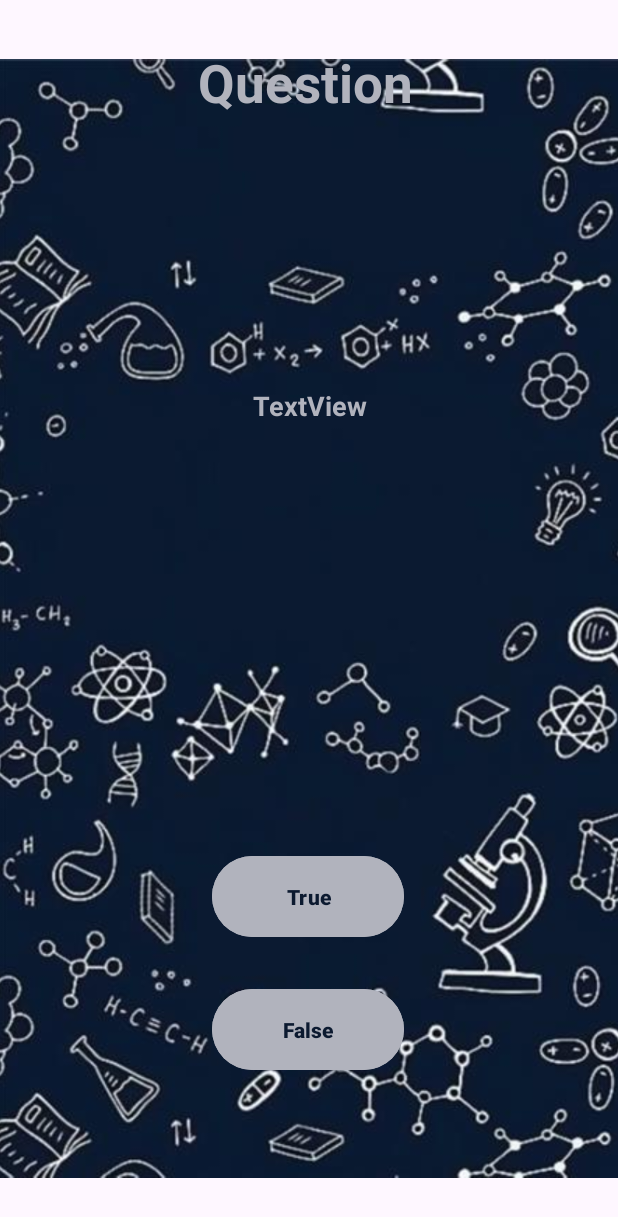
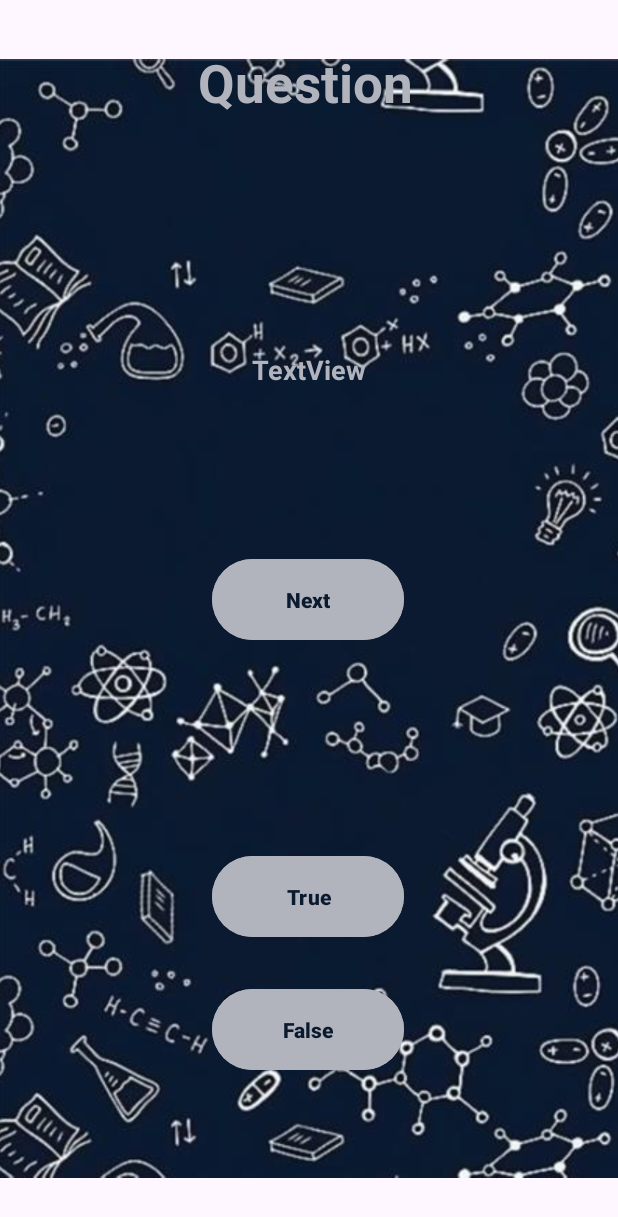
Before and after one commit to LivGish/IMADA2, an Android app: the flashcards screen opened directly, with no data from a screen before it, on a phone screen of 412 x 824 dp. Shown: the top 1217 px of the screen. Run offline under Robolectric (Android 15) with nearby library versions, the light colour scheme and no system bars.

Commit message:
activity_flashcards.xml updates (next button added)

```diff
--- a/app/src/main/res/layout/activity_flashcards.xml
+++ b/app/src/main/res/layout/activity_flashcards.xml
@@ -47,6 +47,21 @@
         app:layout_constraintTop_toTopOf="parent"
         app:layout_constraintVertical_bias="0.86" />
 
+    <Button
+        android:id="@+id/btnNext"
+        android:layout_width="128dp"
+        android:layout_height="62dp"
+        android:backgroundTint="#B1B3BD"
+        android:text="Next"
+        android:textColor="#0c1a30"
+        android:textStyle="bold"
+        app:layout_constraintBottom_toBottomOf="parent"
+        app:layout_constraintEnd_toEndOf="parent"
+        app:layout_constraintHorizontal_bias="0.498"
+        app:layout_constraintStart_toStartOf="parent"
+        app:layout_constraintTop_toTopOf="parent"
+        app:layout_constraintVertical_bias="0.484" />
+
     <TextView
         android:id="@+id/txtHeading"
         android:layout_width="375dp"
@@ -65,17 +80,18 @@
 
     <TextView
         android:id="@+id/txtBody"
-        android:layout_width="325dp"
-        android:layout_height="176dp"
+        android:layout_width="324dp"
+        android:layout_height="109dp"
+        android:gravity="center_horizontal"
         android:text="TextView"
-        android:gravity="center_horizontal"
         android:textColor="#B1B3BD"
         android:textSize="18sp"
         android:textStyle="bold"
         app:layout_constraintBottom_toBottomOf="parent"
         app:layout_constraintEnd_toEndOf="parent"
+        app:layout_constraintHorizontal_bias="0.494"
         app:layout_constraintStart_toStartOf="parent"
         app:layout_constraintTop_toTopOf="parent"
-        app:layout_constraintVertical_bias="0.398" />
+        app:layout_constraintVertical_bias="0.327" />
 
 </androidx.constraintlayout.widget.ConstraintLayout>
```
